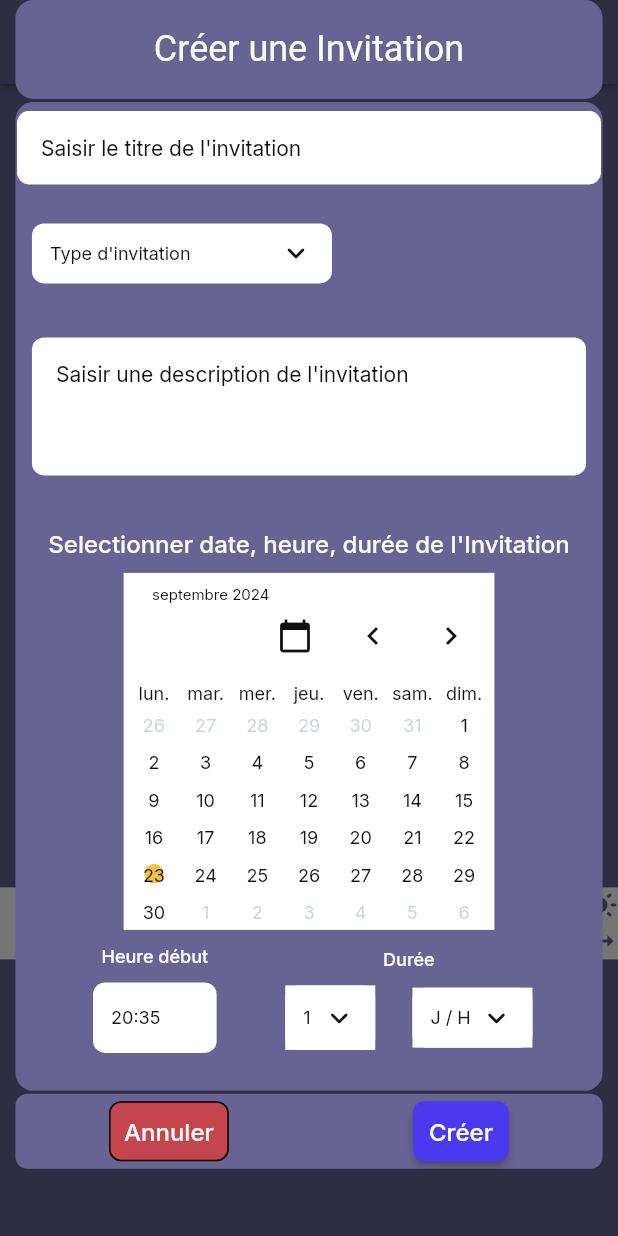
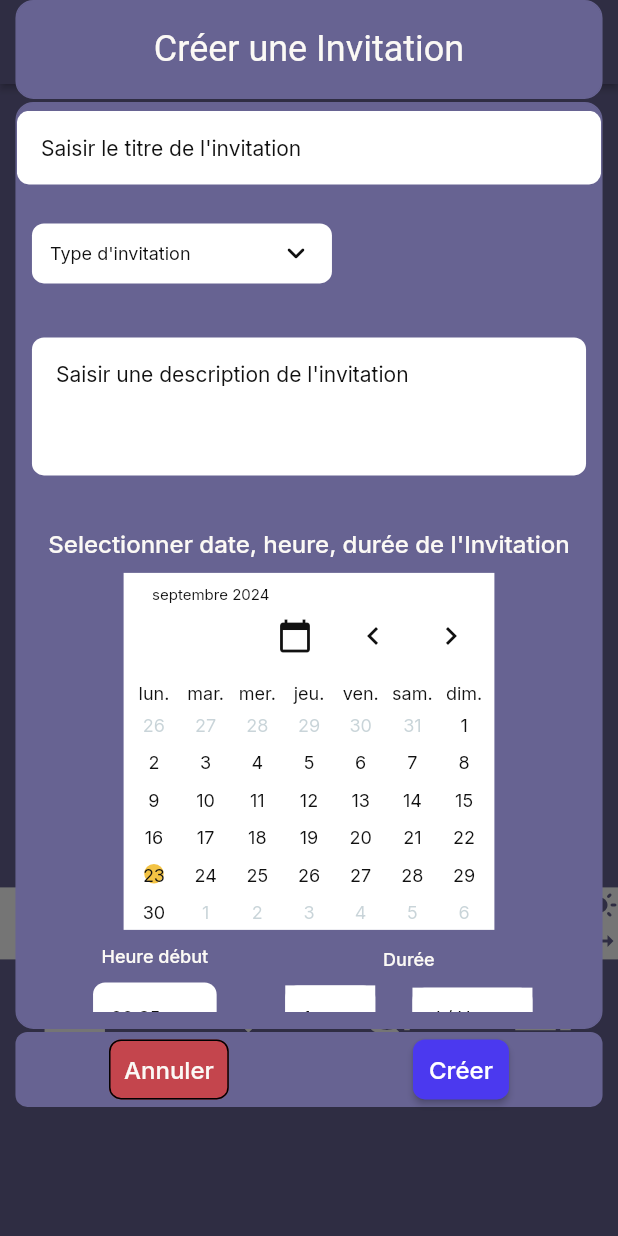
Before and after one commit to Mosco2A/dogether, a Flutter app: the screen it shows once a user with an empty profile is signed in, item 3 of the bottom bar chosen, on a phone screen of 412 x 824 dp. Run offline on Flutter 3.47's test engine with Material 3 defaults, Android fonts, the phone set to English and light mode, and no system bars; drawn by our look-alikes of auto_size_text, dropdown_button2, table_calendar; our stand-ins replace cloud_firestore, device_info_plus, easy_debounce, firebase_auth, firebase_core, flutter_animate and 14 more; missing offline and left inert: fast_contacts, json_path; accounts and stored records are empty; Roboto replaces fonts that are missing (Readex Pro); statements that could not run were skipped.

Commit message:
Updating to latest FlutterFlow output.

```diff
--- a/lib/composants/create_invitation/create_invitation_widget.dart
+++ b/lib/composants/create_invitation/create_invitation_widget.dart
@@ -92,7 +92,7 @@ class _CreateInvitationWidgetState extends State<CreateInvitationWidget> {
                 padding: EdgeInsets.all(2.0),
                 child: Container(
                   width: MediaQuery.sizeOf(context).width * 0.95,
-                  height: MediaQuery.sizeOf(context).height * 0.8,
+                  height: MediaQuery.sizeOf(context).height * 0.75,
                   decoration: BoxDecoration(
                     color: FlutterFlowTheme.of(context).primary,
                     borderRadius: BorderRadius.circular(12.0),
```
